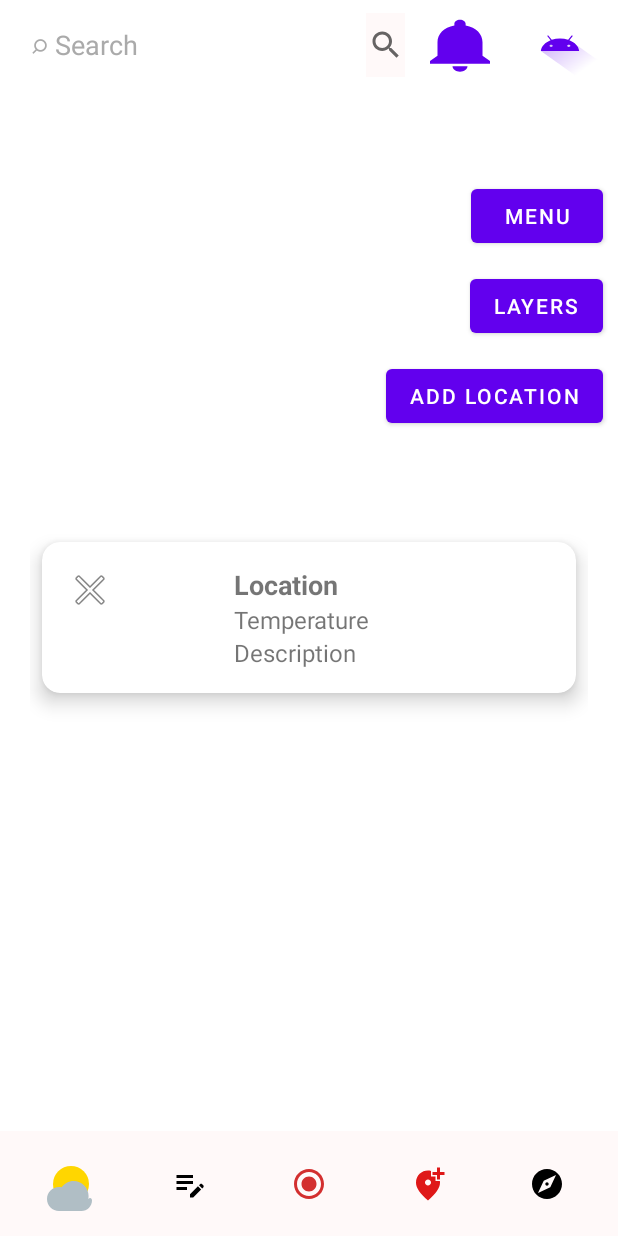
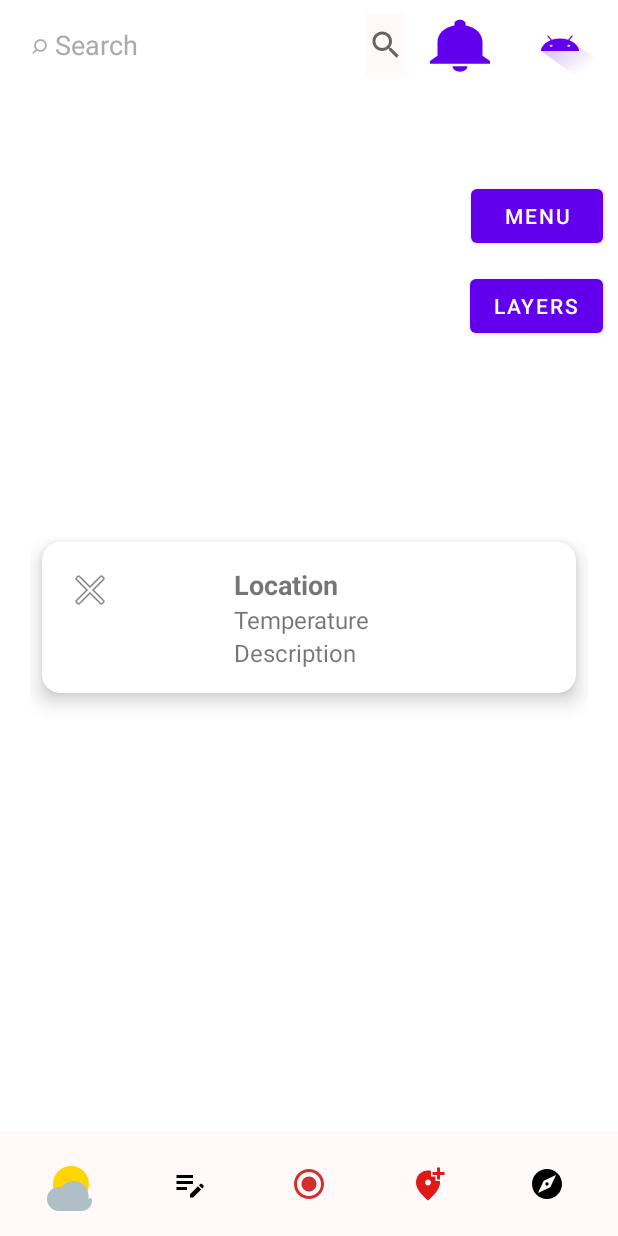
Before and after one commit to KatsarosG/MountHub, an Android app: the HomeFragment screen opened directly, with no data from a screen before it, after a tap on "Weather", on a phone screen of 412 x 824 dp. Run offline under Robolectric (Android 15) with nearby library versions, the phone set to English and light mode, and no system bars; our stand-ins replace navigation-ui; libraries missing offline, so code that uses them is left out: org.osmdroid.config, org.osmdroid.events, org.osmdroid.util, org.osmdroid.views; plain views replace MapView; pictures from the network do not load; 7 statements that could not run were skipped.

Commit message:
Switched new add location button

```diff
--- a/app/src/main/java/com/example/mounthub/ui/home/HomeFragment.java
+++ b/app/src/main/java/com/example/mounthub/ui/home/HomeFragment.java
@@ -71,15 +71,6 @@ public class HomeFragment extends Fragment implements MapListener {
         MapView mapView = root.findViewById(R.id.map);
         mainMap = new Map(requireContext(), this, mapView, buttonLayers);
 
-        addLocationButton = root.findViewById(R.id.add_location_btn);
-
-        // add location handling
-        addLocationButton.setOnClickListener(v -> {
-            if (!pinMode) {
-                locationHandler.startAddLoc(requireContext());
-                pinMode = true;
-            }
-        });
         setupMapClickListener();
         locationHandler = new LocationHandler();
 
@@ -263,4 +254,11 @@ public class HomeFragment extends Fragment implements MapListener {
 
         return marker;
     }
+
+    public void startAddLocationMode() {
+        if (!pinMode) {
+            locationHandler.startAddLoc(requireContext());
+            pinMode = true;
+        }
+    }
 }
--- a/app/src/main/res/layout/activity_main.xml
+++ b/app/src/main/res/layout/activity_main.xml
@@ -61,7 +61,6 @@
         android:layout_gravity="center"
         android:visibility="gone"
         app:layout_constraintBottom_toTopOf="@id/custom_bottom_bar"
-        app:layout_constraintTop_toBottomOf="@id/searchView"
         app:layout_constraintStart_toStartOf="parent"
         app:layout_constraintEnd_toEndOf="parent"/>
 
--- a/app/src/main/res/layout/fragment_home.xml
+++ b/app/src/main/res/layout/fragment_home.xml
@@ -26,16 +26,6 @@
         app:layout_constraintEnd_toEndOf="parent"
         app:layout_constraintTop_toTopOf="parent" />
 
-    <Button
-        android:id="@+id/add_location_btn"
-        android:layout_width="wrap_content"
-        android:layout_height="wrap_content"
-        android:layout_marginTop="180dp"
-        android:layout_marginEnd="10dp"
-        android:text="add location"
-        app:layout_constraintEnd_toEndOf="parent"
-        app:layout_constraintTop_toTopOf="parent" />
-
     <org.osmdroid.views.MapView
         android:id="@+id/map"
         android:layout_width="match_parent"
```
Also changed, not shown: app/src/main/java/com/example/mounthub/MainActivity.java (+17 -7 lines).
